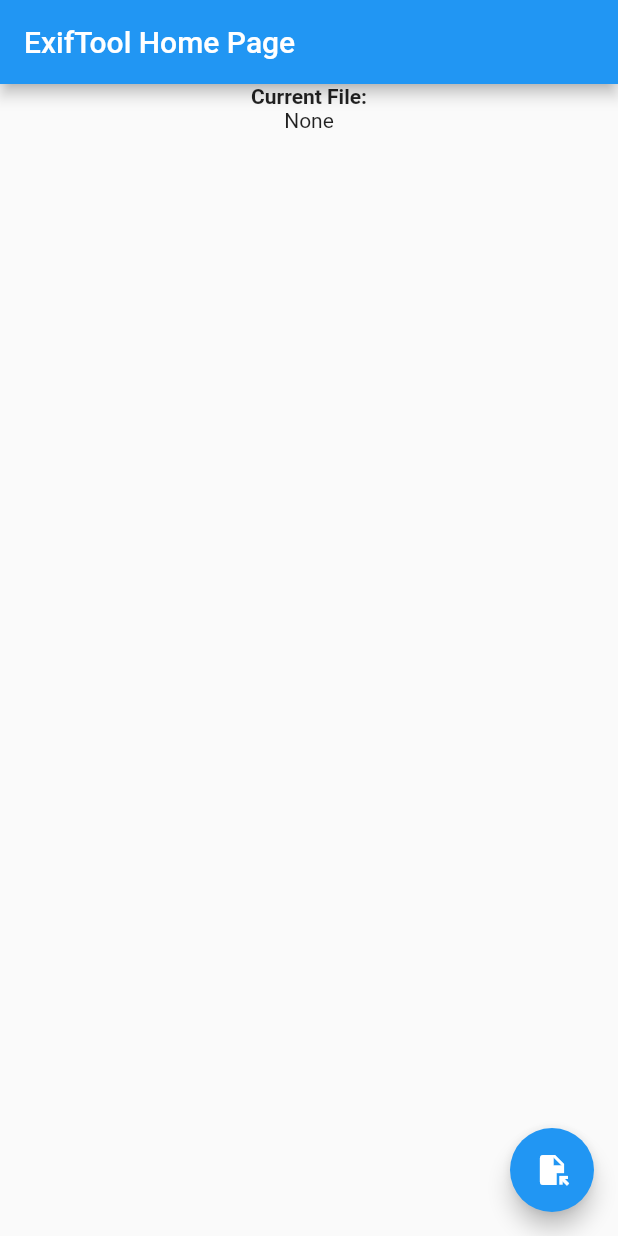
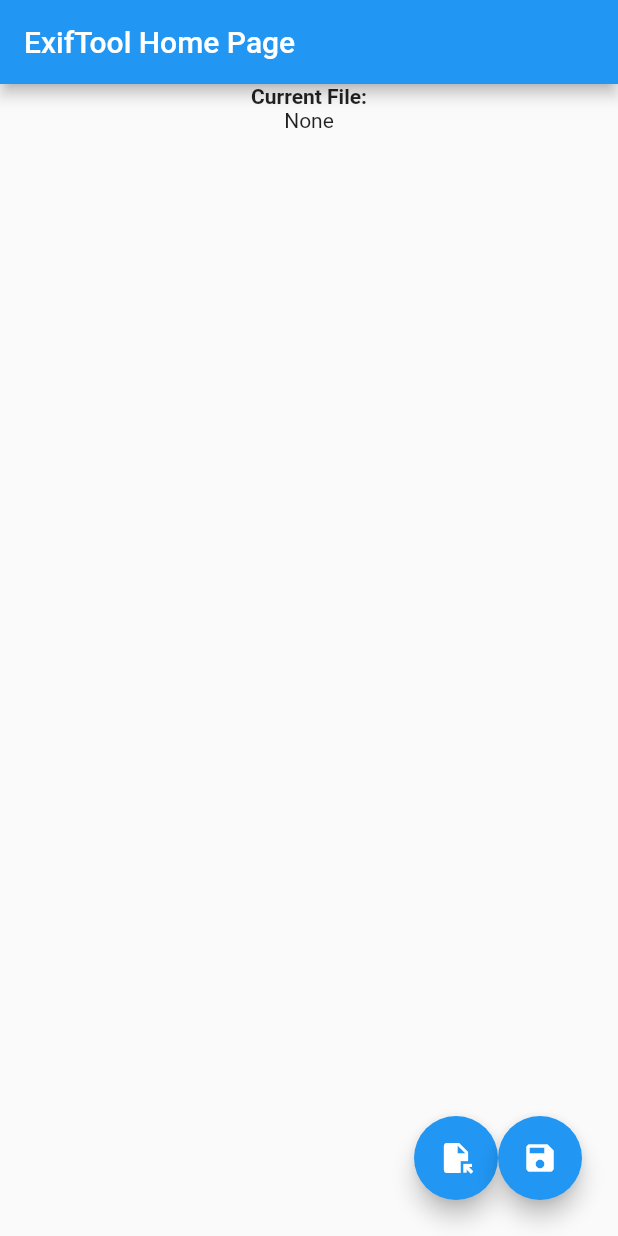
Before and after one commit to sharpened-ferret/ExifGUI, a Flutter app: the screen it shows after launch, on a phone screen of 412 x 824 dp. Run offline on Flutter 3.47's test engine with Material 2 defaults, Android fonts, the phone set to English and light mode, and no system bars; our stand-ins replace file_picker, transparent_image.

Commit message:
Modified to allow multiple floating actions Added dependency for shell interactions

```diff
--- a/exif_tool/lib/main.dart
+++ b/exif_tool/lib/main.dart
@@ -115,11 +115,25 @@
           ],
         ),
       ),
-      floatingActionButton: FloatingActionButton(
-        onPressed: _openFile,
-        tooltip: 'Open File',
-        child: const Icon(Icons.file_open),
-      ), // This trailing comma makes auto-formatting nicer for build methods.
+      floatingActionButton: Padding(
+        padding: const EdgeInsets.all(8.0),
+        child: Row(
+          mainAxisAlignment: MainAxisAlignment.end,
+          children: <Widget>[
+            FloatingActionButton(
+              onPressed: _openFile,
+              tooltip: 'Open File',
+              child: const Icon(Icons.file_open),
+            ),
+            FloatingActionButton(
+              onPressed: _openFile,
+              tooltip: 'Save File',
+              child: const Icon(Icons.save),
+            ),
+          ],
+        ),
+      )
+
     );
   }
 }
--- a/exif_tool/pubspec.yaml
+++ b/exif_tool/pubspec.yaml
@@ -36,6 +36,7 @@
   cupertino_icons: ^1.0.2
   file_picker: ^5.2.5
   transparent_image: ^2.0.0
+  process_run: ^0.12.3+2
 
 dev_dependencies:
   flutter_test:
```
Also changed, not shown: exif_tool/pubspec.lock.
